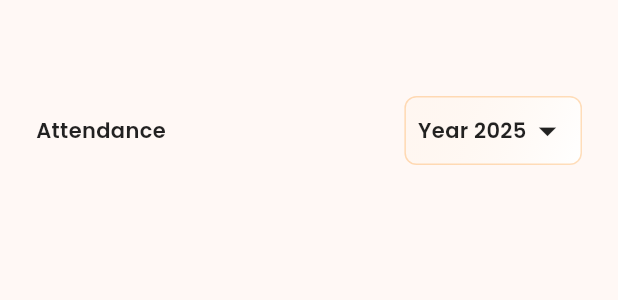
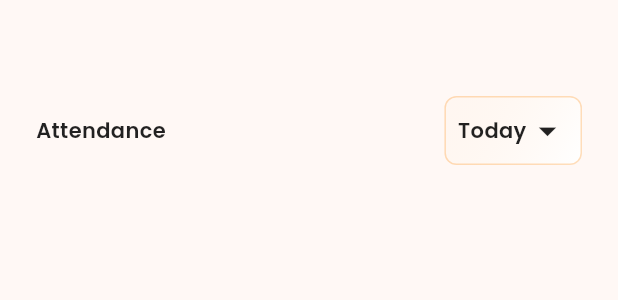
Before and after one commit to girishmobile/kaushalam_hrms, a Flutter app: the AttendanceScreen widget shown alone on an empty page, opened directly, on a phone screen of 412 x 824 dp. Shown: the top 300 px of the screen. Run offline on Flutter 3.47's test engine with Material 3 defaults, Android fonts, the phone set to English and light mode, and no system bars; our stand-ins replace cached_network_image, fl_chart, flutter_html, flutter_secure_storage, image_cropper, image_picker and 2 more; accounts and stored records are empty; network calls fail.

Commit message:
attendance page

```diff
--- a/lib/screens/attendance_screen.dart
+++ b/lib/screens/attendance_screen.dart
@@ -50,7 +50,7 @@ class AttendanceScreen extends StatelessWidget {
               mainAxisSize: MainAxisSize.min,
               children: [
                 Text(
-                  "Year 2025",
+                  "Today",
                   style: TextStyle(
                     fontWeight: FontWeight.w600,
                     fontSize: 14,
```
